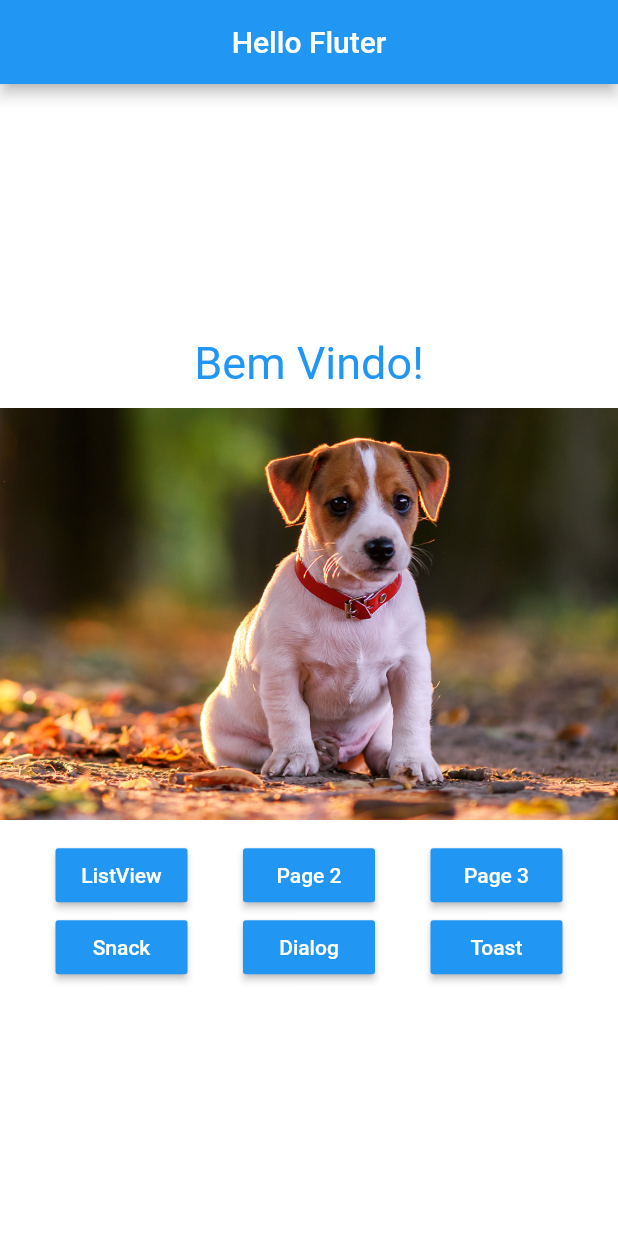
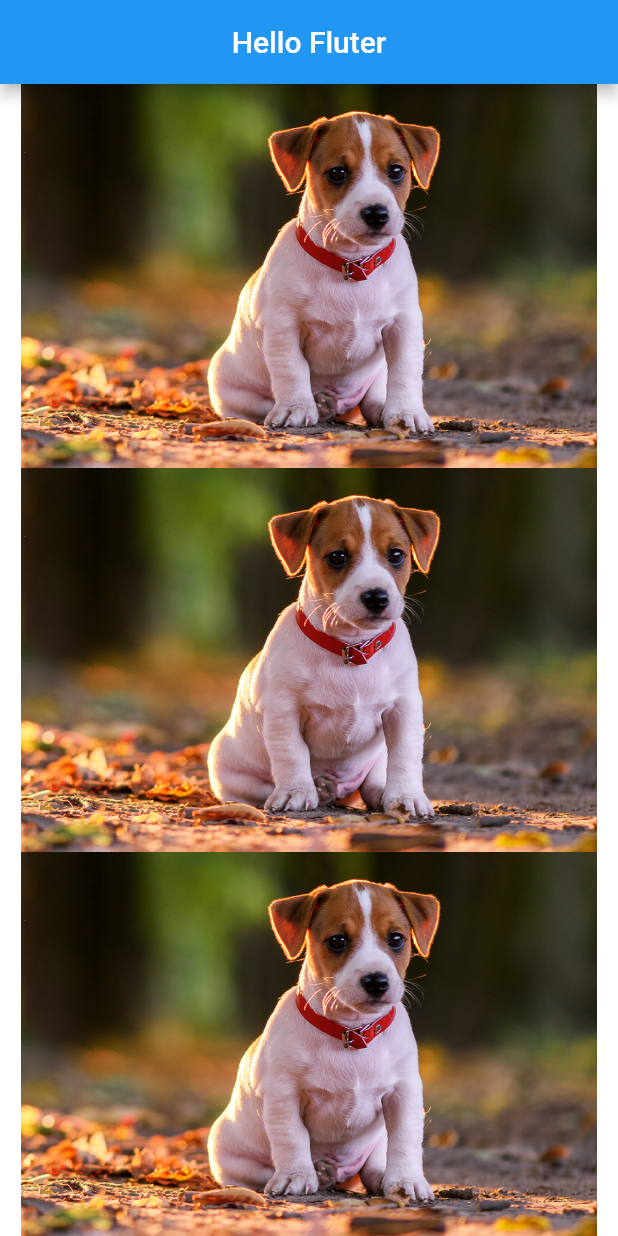
Before and after one commit to gabriellopesjds/flutter_widgets, a Flutter app: the screen it shows after launch, on a phone screen of 412 x 824 dp. Run offline on Flutter 3.47's test engine with Material 2 defaults, Android fonts, the phone set to English and light mode, and no system bars.

Commit message:
Widgets Expanded

```diff
--- a/lib/home_page.dart
+++ b/lib/home_page.dart
@@ -24,16 +24,17 @@ class HomePage extends StatelessWidget {
         child: Column(
           mainAxisAlignment: MainAxisAlignment.center,
           children: <Widget>[
-            _buildText(),
+            //_buildText(),
             _buildPageView(),
-            _buildButtons(context),
+            _buildPageView(),
+            _buildPageView(),
+            //_buildButtons(context),
           ],
         ));
   }
 
-  Container _buildPageView() {
-    return Container(
-      height: 300,
+    _buildPageView() {
+    return Expanded(
       child: PageView(
         children: <Widget>[
           _buildImg("assets/images/dog1.png"),
```
